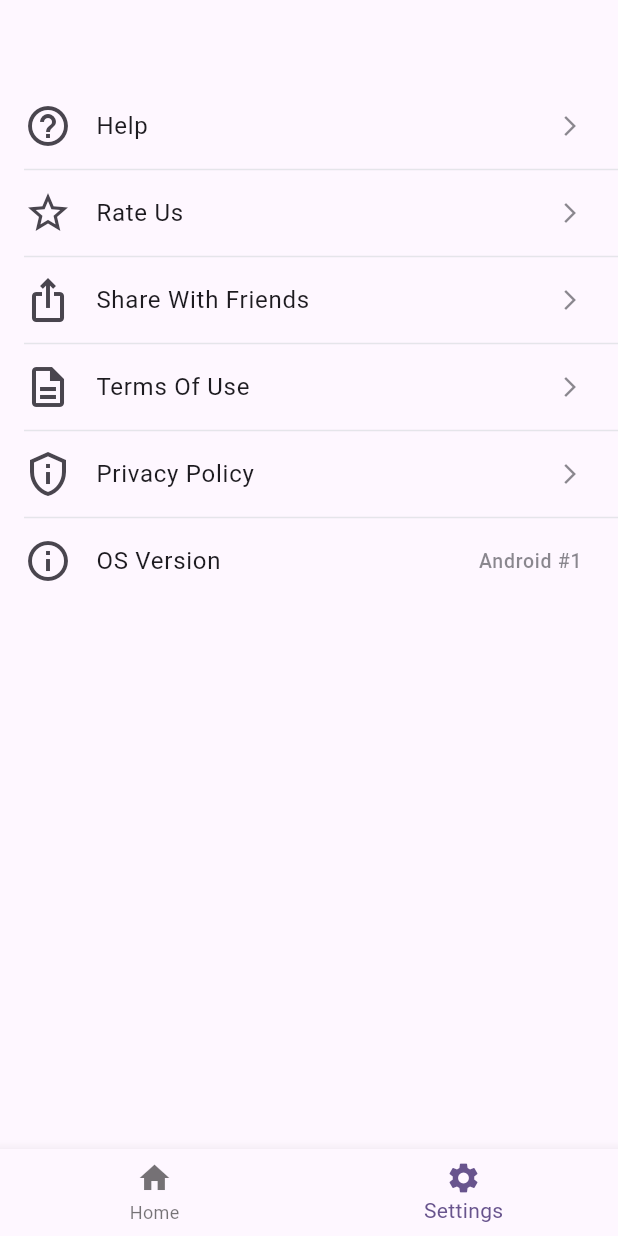
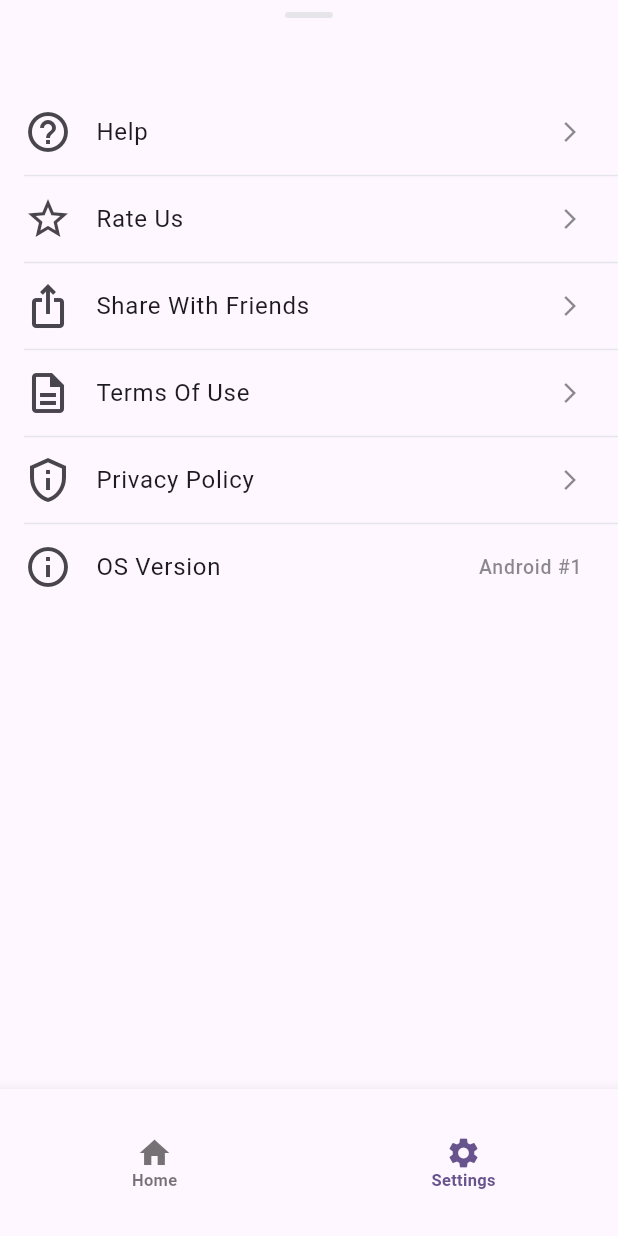
Before and after one commit to Sena-dogan/scoob, a Flutter app: the SettingsPage screen opened directly, on a phone screen of 412 x 824 dp. Run offline on Flutter 3.47's test engine with Material 3 defaults, Android fonts, the phone set to English and light mode, and no system bars; our stand-ins replace cached_network_image, flutter_bloc; missing offline and left inert: searchable_listview; network calls fail; Roboto replaces fonts that are missing (Galano Grotesque).

Commit message:
edit settings and nav bar

```diff
--- a/lib/presentation/pages/settings_page.dart
+++ b/lib/presentation/pages/settings_page.dart
@@ -9,12 +9,24 @@ class SettingsPage extends StatelessWidget {
   @override
   Widget build(BuildContext context) {
     return Scaffold(
-      appBar: AppBar(
-        automaticallyImplyLeading: false,
-      ),
       body: Column(
         crossAxisAlignment: CrossAxisAlignment.center,
         children: [
+          const SizedBox(
+            height: 8,
+          ),
+          Container(
+            width: 32,
+            height: 4,
+            decoration: ShapeDecoration(
+              color: const Color(0xFFE5E5EA),
+              shape: RoundedRectangleBorder(
+                  borderRadius: BorderRadius.circular(2)),
+            ),
+          ),
+          const SizedBox(
+            height: 48,
+          ),
           const SettingsItem(
             title: 'Help',
             icon: Icon(
@@ -55,7 +67,24 @@ class SettingsPage extends StatelessWidget {
             ),
           ),
           const CostumDivider(),
-          ListTile(
+          const PlatformOsVersion(),
+        ],
+      ),
+      bottomNavigationBar: const BottomNavBar(
+        selectedIndex: 1,
+      ),
+    );
+  }
+}
+
+class PlatformOsVersion extends StatelessWidget {
+  const PlatformOsVersion({
+    super.key,
+  });
+
+  @override
+  Widget build(BuildContext context) {
+    return ListTile(
       leading: const Icon(
         Icons.info_outline,
         size: 32,
@@ -70,12 +99,6 @@ class SettingsPage extends StatelessWidget {
           fontWeight: FontWeight.w500,
           color: const Color(0xFF3C3C43).withOpacity(0.6),
         ),
-            ),
-          ),
-        ],
-      ),
-      bottomNavigationBar: const BottomNavBar(
-        selectedIndex: 1,
       ),
     );
   }
--- a/lib/presentation/widgets/bottom_nav_bar.dart
+++ b/lib/presentation/widgets/bottom_nav_bar.dart
@@ -12,8 +12,26 @@ class BottomNavBar extends StatelessWidget {
 
   @override
   Widget build(BuildContext context) {
-    return BottomNavigationBar(
+    return SizedBox(
+      height: 98,
+      child: BottomNavigationBar(
         currentIndex: selectedIndex,
+        selectedLabelStyle: const TextStyle(
+          color: Color(0xFF0054D3),
+          fontSize: 11,
+          fontFamily: 'Galano Grotesque',
+          fontWeight: FontWeight.w600,
+          height: 0,
+          letterSpacing: 0.22,
+        ),
+        unselectedLabelStyle: const TextStyle(
+          color: Colors.black,
+          fontSize: 11,
+          fontFamily: 'Galano Grotesque',
+          fontWeight: FontWeight.w600,
+          height: 0,
+          letterSpacing: 0.22,
+        ),
         items: const [
           BottomNavigationBarItem(
             icon: Icon(Icons.home),
@@ -33,12 +51,20 @@ class BottomNavBar extends StatelessWidget {
               switchTransition(() => const HomePage()),
             );
           } else if (index == 1) {
-          Navigator.push(
-            context,
-            switchTransition(() => const SettingsPage()),
+            if (Navigator.canPop(context)) {
+              Navigator.pop(context);
+            } else {
+              showModalBottomSheet(
+                context: context,
+                builder: (context) => const SettingsPage(),
+                isScrollControlled: true,
+                useSafeArea: true,
+                useRootNavigator: true,
               );
             }
+          }
         },
+      ),
     );
   }
 
```
Lines whose indentation alone changed are shown as unchanged.
